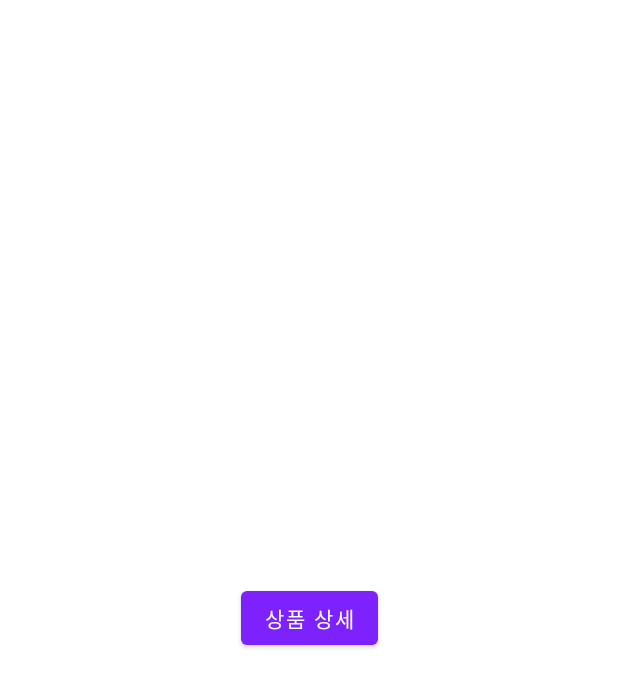
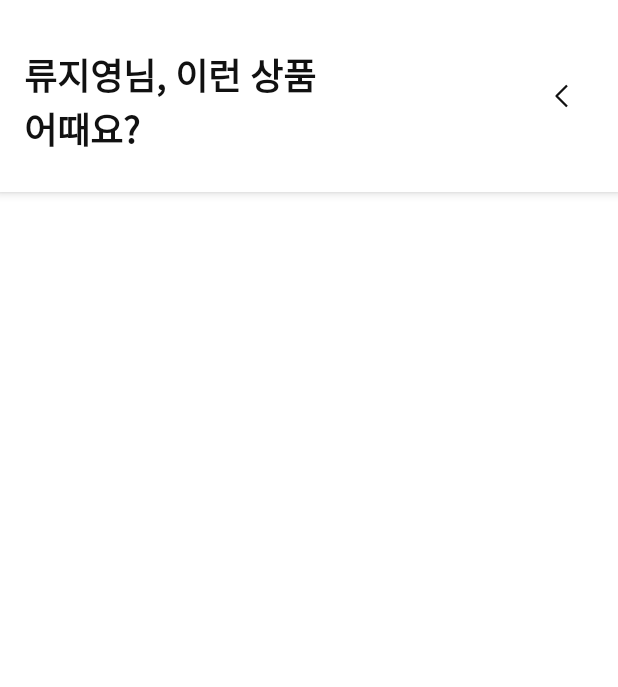
Before and after one commit to jyryuitpro/shoppi-android-review, an Android app: the layout fragment_home.xml on its own in the app's theme, with its tools: preview values and no code run, on a phone screen of 412 x 824 dp. Shown: the top 687 px of the screen. Run offline under Robolectric (Android 15) with nearby library versions, the phone set to English and light mode, and no system bars.

Commit message:
복습 및 과제 - 4가지 요구사항 충족하기, 과제 해설 1 - 요구사항 구현

```diff
--- a/app/build.gradle
+++ b/app/build.gradle
@@ -1,6 +1,7 @@
 plugins {
     id 'com.android.application'
     id 'org.jetbrains.kotlin.android'
+    id 'kotlin-kapt'
 }
 
 android {
@@ -41,6 +42,9 @@ dependencies {
     implementation "androidx.navigation:navigation-fragment-ktx:$navVersion"
     implementation "androidx.navigation:navigation-ui-ktx:$navVersion"
 
+    implementation "com.github.bumptech.glide:glide:$glideVersion"
+    kapt "com.github.bumptech.glide:compiler:$glideVersion"
+
     testImplementation 'junit:junit:4.13.2'
     androidTestImplementation 'androidx.test.ext:junit:1.1.3'
     androidTestImplementation 'androidx.test.espresso:espresso-core:3.4.0'
--- a/app/src/main/AndroidManifest.xml
+++ b/app/src/main/AndroidManifest.xml
@@ -2,6 +2,9 @@
 <manifest xmlns:android="http://schemas.android.com/apk/res/android"
     xmlns:tools="http://schemas.android.com/tools"
     package="io.jyryuitpro.shoppi.android.review">
+
+    <uses-permission android:name="android.permission.INTERNET" />
+    <uses-permission android:name="android.permission.ACCESS_NETWORK_STATE" />
 
     <application
         android:allowBackup="false"
--- /dev/null
+++ b/app/src/main/java/io/jyryuitpro/shoppi/android/review/GlideModule.kt
@@ -0,0 +1,8 @@
+package io.jyryuitpro.shoppi.android.review
+
+import com.bumptech.glide.annotation.GlideModule
+import com.bumptech.glide.module.AppGlideModule
+
+@GlideModule
+class GlideModule : AppGlideModule() {
+}
--- a/app/src/main/java/io/jyryuitpro/shoppi/android/review/HomeFragment.kt
+++ b/app/src/main/java/io/jyryuitpro/shoppi/android/review/HomeFragment.kt
@@ -7,6 +7,8 @@ import android.view.LayoutInflater
 import android.view.View
 import android.view.ViewGroup
 import android.widget.Button
+import android.widget.ImageView
+import android.widget.TextView
 import androidx.navigation.fragment.findNavController
 import org.json.JSONObject
 
@@ -24,13 +26,16 @@ class HomeFragment : Fragment() {
     override fun onViewCreated(view: View, savedInstanceState: Bundle?) {
         super.onViewCreated(view, savedInstanceState)
 
-        val button = view.findViewById<Button>(R.id.btn_enter_product_detail)
-        button.setOnClickListener {
+//        val button = view.findViewById<Button>(R.id.btn_enter_product_detail)
+//        button.setOnClickListener {
 //            val transaction = parentFragmentManager.beginTransaction()
 //            transaction.add(R.id.container_main, ProductDetailFragment())
 //            transaction.commit()
-            findNavController().navigate(R.id.action_home_to_product_detail)
-        }
+//            findNavController().navigate(R.id.action_home_to_product_detail)
+//        }
+
+        val toolbarTitle = view.findViewById<TextView>(R.id.toolbar_home_title)
+        val toolbarIcon = view.findViewById<ImageView>(R.id.toolbar_home_icon)
 
         // 실습 : JSON asset 불러오기
         // class AssetLoader로 분리
@@ -53,8 +58,16 @@ class HomeFragment : Fragment() {
             val iconUrl = title.getString("icon_url")
 
             // Data Class를 이용할 경우
-            val titleValue = Title(text, iconUrl)
-            titleValue.text
+//            val titleValue = Title(text, iconUrl)
+//            toolbarTitle.text = titleValue.text
+//            GlideApp.with(this)
+//                .load(titleValue.iconUrl)
+//                .into(toolbarIcon)
+
+            toolbarTitle.text = text
+            GlideApp.with(this)
+                .load(iconUrl)
+                .into(toolbarIcon)
 
             val topBanners = jsonObject.getJSONArray("top_banners")
             val firstBanner = topBanners.getJSONObject(0)
--- a/app/src/main/res/layout/fragment_home.xml
+++ b/app/src/main/res/layout/fragment_home.xml
@@ -1,19 +1,53 @@
 <?xml version="1.0" encoding="utf-8"?>
-<androidx.constraintlayout.widget.ConstraintLayout xmlns:android="http://schemas.android.com/apk/res/android"
+<androidx.coordinatorlayout.widget.CoordinatorLayout xmlns:android="http://schemas.android.com/apk/res/android"
     xmlns:app="http://schemas.android.com/apk/res-auto"
     xmlns:tools="http://schemas.android.com/tools"
     android:layout_width="match_parent"
     android:layout_height="match_parent"
     tools:context=".HomeFragment">
 
-    <Button
-        android:id="@+id/btn_enter_product_detail"
-        android:layout_width="wrap_content"
-        android:layout_height="wrap_content"
-        android:text="상품 상세"
-        app:layout_constraintBottom_toBottomOf="parent"
-        app:layout_constraintEnd_toEndOf="parent"
-        app:layout_constraintStart_toStartOf="parent"
-        app:layout_constraintTop_toTopOf="parent" />
+    <com.google.android.material.appbar.AppBarLayout
+        android:layout_width="match_parent"
+        android:layout_height="wrap_content">
 
-</androidx.constraintlayout.widget.ConstraintLayout>
+        <androidx.appcompat.widget.Toolbar
+            android:layout_width="match_parent"
+            android:layout_height="wrap_content"
+            android:background="@color/shoppi_white"
+            app:contentInsetStart="0dp"
+            app:layout_scrollFlags="scroll|enterAlways">
+
+            <TextView
+                android:id="@+id/toolbar_home_title"
+                android:layout_width="wrap_content"
+                android:layout_height="wrap_content"
+                android:paddingStart="16dp"
+                android:paddingTop="32dp"
+                android:paddingBottom="24dp"
+                android:text="류지영님, 이런 상품\n어때요?"
+                android:textColor="@color/shoppi_black_02"
+                android:textSize="24sp"
+                android:textStyle="bold" />
+
+            <ImageView
+                android:id="@+id/toolbar_home_icon"
+                android:layout_width="68dp"
+                android:layout_height="68dp"
+                android:layout_gravity="end"
+                android:layout_marginEnd="4dp"
+                android:scaleType="center"
+                tools:src="@drawable/ic_gnb_back" />
+
+        </androidx.appcompat.widget.Toolbar>
+
+    </com.google.android.material.appbar.AppBarLayout>
+
+    <androidx.core.widget.NestedScrollView
+        android:layout_width="match_parent"
+        android:layout_height="match_parent"
+        app:layout_behavior="com.google.android.material.appbar.AppBarLayout$ScrollingViewBehavior">
+
+
+    </androidx.core.widget.NestedScrollView>
+
+</androidx.coordinatorlayout.widget.CoordinatorLayout>
--- a/build.gradle
+++ b/build.gradle
@@ -7,6 +7,7 @@ plugins {
 
 ext {
     navVersion = '2.5.2'
+    glideVersion = '4.13.2'
 }
 
 task clean(type: Delete) {
```
